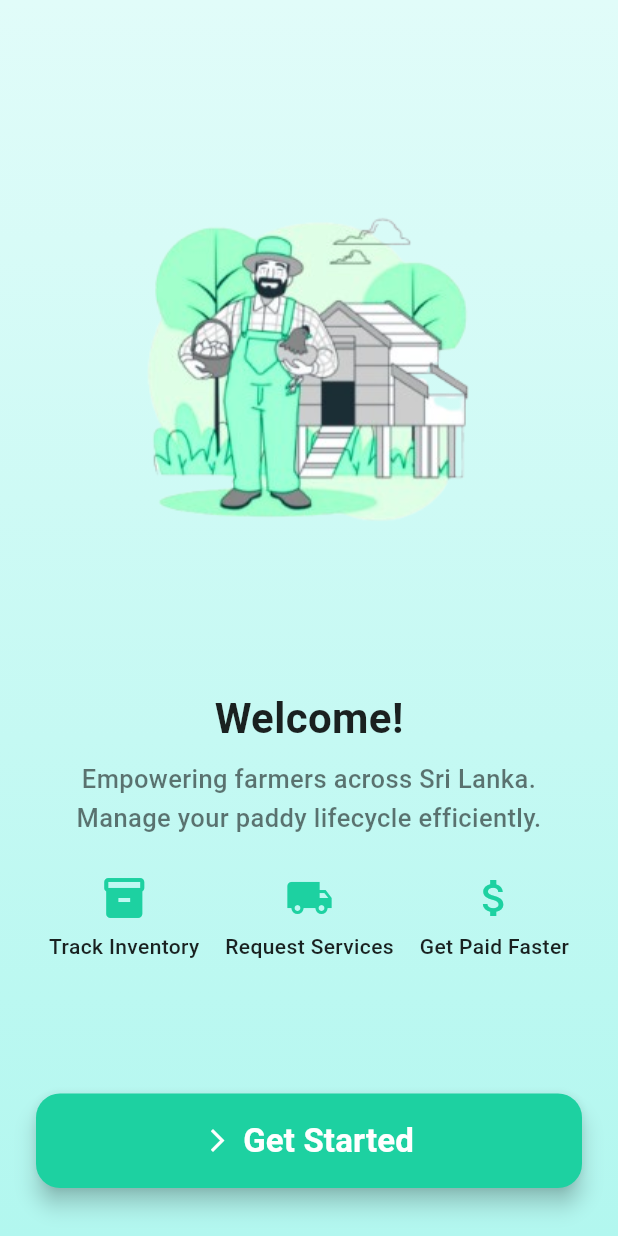
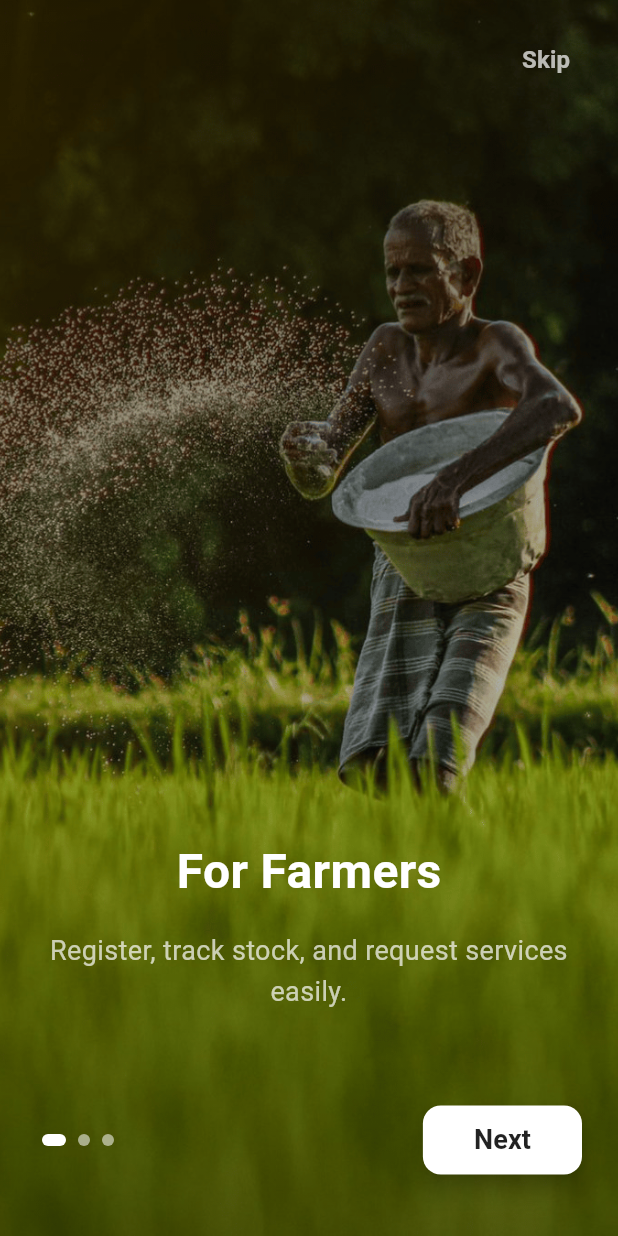
Before and after one commit to ImashD/Mobile---test-3, a Flutter app: the screen it shows after launch, on a phone screen of 412 x 824 dp. Run offline on Flutter 3.47's test engine with Material 3 defaults, Android fonts, the phone set to English and light mode, and no system bars; our stand-ins replace animated_text_kit, firebase_core, google_maps_flutter, image_picker, intl_phone_field, shared_preferences; accounts and stored records are empty.

```diff
--- a/lib/main.dart
+++ b/lib/main.dart
@@ -3,7 +3,6 @@ import 'package:firebase_core/firebase_core.dart';
 
 import 'firebase_options.dart';
 import 'splash_screen.dart';
-import 'welcome_screen.dart';
 import 'language_screen.dart';
 import 'registration_screen.dart';
 import 'otp_screen.dart';
@@ -28,6 +27,7 @@ import 'farmer/drawer/products.dart';
 import 'farmer/drawer/learn.dart';
 import 'driver/driver_dashboard.dart';
 import 'labour/labour_dashboard.dart';
+import 'onboarding_screen.dart';
 
 void main() async {
   WidgetsFlutterBinding.ensureInitialized();
@@ -80,7 +80,7 @@ class MyApp extends StatelessWidget {
       home: const SplashScreen(),
 
       routes: {
-        '/welcome': (context) => const WelcomeScreen(),
+        '/welcome': (context) => const OnboardingScreen(),
         '/language': (context) => const LanguageScreen(),
         '/register': (context) => const RegistrationScreen(),
         '/otp': (context) => const OtpScreen(),
--- /dev/null
+++ b/lib/onboarding_screen.dart
@@ -0,0 +1,193 @@
+import 'package:flutter/material.dart';
+
+class OnboardingScreen extends StatefulWidget {
+  const OnboardingScreen({super.key});
+
+  @override
+  State<OnboardingScreen> createState() => _OnboardingScreenState();
+}
+
+class _OnboardingScreenState extends State<OnboardingScreen> {
+  final PageController _controller = PageController();
+  int _currentPage = 0;
+
+  final List<Map<String, dynamic>> _pages = [
+    {
+      "title": "For Farmers",
+      "subtitle": "Register, track stock, and request services easily.",
+      "image": "assets/farmersR.png",
+      "bottom": 150.0,
+    },
+    {
+      "title": "For Drivers",
+      "subtitle": "Receive job requests and manage deliveries efficiently.",
+      "image": "assets/driversR.png",
+      "bottom": 150.0,
+    },
+    {
+      "title": "For Labourers",
+      "subtitle": "Get notified for jobs and contribute on time.",
+      "image": "assets/laborsR.png",
+      "bottom": 175.0,
+    },
+  ];
+
+  void _nextPage() {
+    if (_currentPage < _pages.length - 1) {
+      _controller.nextPage(
+        duration: const Duration(milliseconds: 400),
+        curve: Curves.easeInOut,
+      );
+    } else {
+      _goToLanguage();
+    }
+  }
+
+  void _goToLanguage() {
+    Navigator.pushNamed(context, '/language');
+  }
+
+  @override
+  Widget build(BuildContext context) {
+    return Scaffold(
+      body: PageView.builder(
+        controller: _controller,
+        itemCount: _pages.length,
+        onPageChanged: (index) {
+          setState(() {
+            _currentPage = index;
+          });
+        },
+        itemBuilder: (context, index) {
+          final page = _pages[index];
+          return Stack(
+            fit: StackFit.expand,
+            children: [
+              // Full background image
+              Image.asset(page['image'], fit: BoxFit.cover),
+
+              // Overlay (makes text readable)
+              Container(
+                decoration: BoxDecoration(
+                  gradient: LinearGradient(
+                    colors: [
+                      Colors.black.withOpacity(0.6),
+                      Colors.black.withOpacity(0.3),
+                      Colors.black.withOpacity(0.6),
+                    ],
+                    begin: Alignment.topCenter,
+                    end: Alignment.bottomCenter,
+                  ),
+                ),
+              ),
+
+              // Title + Subtitle (position controlled per page)
+              Positioned(
+                left: 24,
+                right: 24,
+                bottom: page['bottom'],
+                child: Column(
+                  children: [
+                    Text(
+                      page['title'],
+                      style: const TextStyle(
+                        fontSize: 32,
+                        fontWeight: FontWeight.bold,
+                        color: Colors.white,
+                      ),
+                    ),
+                    const SizedBox(height: 16),
+                    Text(
+                      page['subtitle'],
+                      textAlign: TextAlign.center,
+                      style: const TextStyle(
+                        fontSize: 18,
+                        color: Colors.white70,
+                        height: 1.5,
+                      ),
+                    ),
+                  ],
+                ),
+              ),
+
+              // Skip Button (top-right)
+              Positioned(
+                top: 16,
+                right: 16,
+                child: _currentPage < _pages.length - 1
+                    ? TextButton(
+                        onPressed: _goToLanguage,
+                        child: const Text(
+                          "Skip",
+                          style: TextStyle(
+                            fontSize: 16,
+                            color: Colors.white70,
+                            fontWeight: FontWeight.w600,
+                          ),
+                        ),
+                      )
+                    : const SizedBox.shrink(),
+              ),
+
+              // Bottom Dots + Button
+              Positioned(
+                bottom: 40,
+                left: 24,
+                right: 24,
+                child: Row(
+                  mainAxisAlignment: MainAxisAlignment.spaceBetween,
+                  children: [
+                    // Dots
+                    Row(
+                      children: List.generate(
+                        _pages.length,
+                        (index) => AnimatedContainer(
+                          duration: const Duration(milliseconds: 300),
+                          margin: const EdgeInsets.symmetric(horizontal: 4),
+                          width: _currentPage == index ? 16 : 8,
+                          height: 8,
+                          decoration: BoxDecoration(
+                            color: _currentPage == index
+                                ? Colors.white
+                                : Colors.white54,
+                            borderRadius: BorderRadius.circular(4),
+                          ),
+                        ),
+                      ),
+                    ),
+
+                    // Next or Get Started Button
+                    ElevatedButton(
+                      onPressed: _nextPage,
+                      style: ElevatedButton.styleFrom(
+                        backgroundColor: Colors.white,
+                        padding: const EdgeInsets.symmetric(
+                          horizontal: 34,
+                          vertical: 10,
+                        ),
+                        shape: RoundedRectangleBorder(
+                          borderRadius: BorderRadius.circular(12),
+                        ),
+                        elevation: 6,
+                      ),
+                      child: Text(
+                        _currentPage == _pages.length - 1
+                            ? "Get Started"
+                            : "Next",
+                        style: const TextStyle(
+                          fontSize: 18,
+                          fontWeight: FontWeight.bold,
+                          color: Colors.black87,
+                        ),
+                      ),
+                    ),
+                  ],
+                ),
+              ),
+            ],
+          );
+        },
+      ),
+    );
+  }
+}
--- a/pubspec.yaml
+++ b/pubspec.yaml
@@ -87,6 +87,10 @@ flutter:
     - assets/pmb_logo.png
     - assets/map_mock.png
     - assets/fonts/
+    - assets/farmersR.png
+    - assets/laborsR.png
+    - assets/driversR.png
+    - assets/languagebg.png
 
   # An image asset can refer to one or more resolution-specific "variants", see
   # https://flutter.dev/to/resolution-aware-images
```
Also changed, not shown: lib/language_screen.dart (+34 -12 lines), lib/registration_screen.dart (+37 -8 lines), assets/driversR.png (added), assets/farmersR.png (added), assets/laborsR.png (added), assets/languagebg.png (added).
